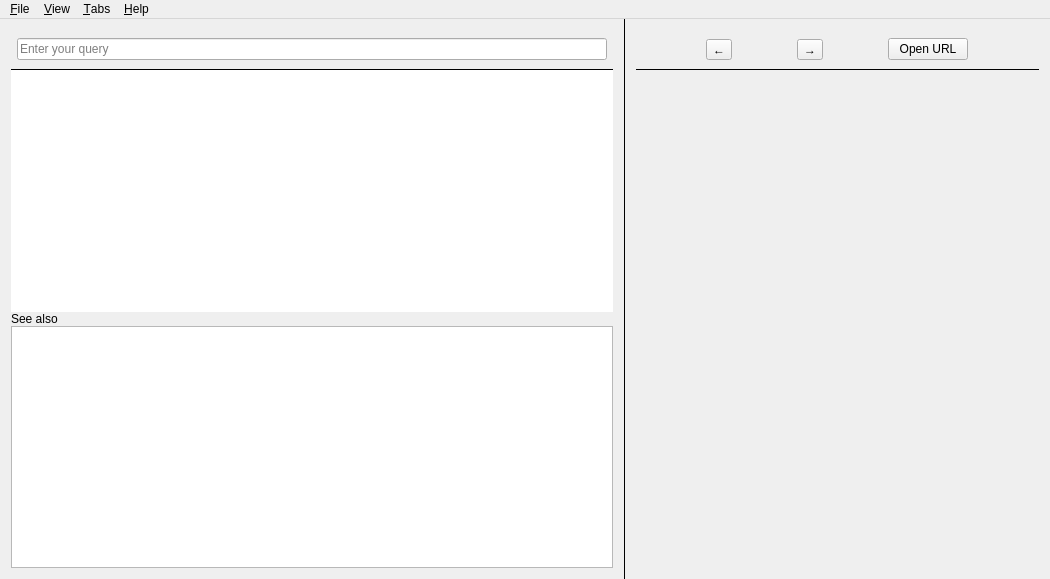
Old version of the form src/ui/forms/mainwindow.ui in the repository zealdocs/zeal.
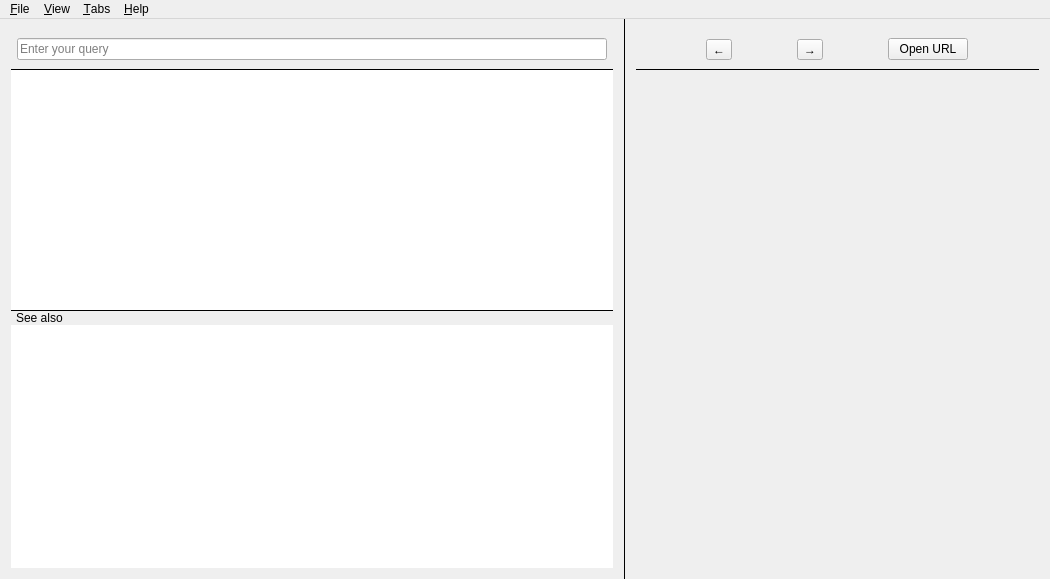
New version of the form. Custom widgets are drawn as their Qt base class.

Commit message: ui: Make section list resizable

The edit to the form file:
```diff
--- a/src/ui/forms/mainwindow.ui
+++ b/src/ui/forms/mainwindow.ui
@@ -53,7 +53,7 @@
        <number>1</number>
       </property>
       <widget class="QWidget" name="layoutWidget">
-       <layout class="QVBoxLayout" name="verticalLayout">
+       <layout class="QVBoxLayout" name="resultPane">
         <property name="spacing">
          <number>0</number>
         </property>
@@ -95,6 +95,16 @@
          </widget>
         </item>
         <item>
+         <widget class="QSplitter" name="sectionsSplitter">
+          <property name="lineWidth">
+           <number>5</number>
+          </property>
+          <property name="orientation">
+           <enum>Qt::Vertical</enum>
+          </property>
+          <property name="handleWidth">
+           <number>1</number>
+          </property>
          <widget class="QTreeView" name="treeView">
           <property name="frameShape">
            <enum>QFrame::NoFrame</enum>
@@ -109,9 +119,33 @@
            <bool>false</bool>
           </attribute>
          </widget>
-        </item>
+          <widget class="QFrame" name="resultSectionsPane">
+           <layout class="QVBoxLayout" name="verticalLayout">
+            <property name="spacing">
+             <number>0</number>
+            </property>
+            <property name="leftMargin">
+             <number>0</number>
+            </property>
+            <property name="topMargin">
+             <number>0</number>
+            </property>
+            <property name="rightMargin">
+             <number>0</number>
+            </property>
+            <property name="bottomMargin">
+             <number>0</number>
+            </property>
         <item>
          <widget class="QLabel" name="seeAlsoLabel">
+              <property name="font">
+               <font>
+                <pointsize>9</pointsize>
+               </font>
+              </property>
+              <property name="styleSheet">
+               <string notr="true">* { padding: 0 2px; }</string>
+              </property>
           <property name="text">
            <string>See also</string>
           </property>
@@ -122,9 +156,16 @@
         </item>
         <item>
          <widget class="QListView" name="sections">
+              <property name="frameShape">
+               <enum>QFrame::NoFrame</enum>
+              </property>
           <property name="horizontalScrollBarPolicy">
            <enum>Qt::ScrollBarAlwaysOff</enum>
           </property>
+             </widget>
+            </item>
+           </layout>
+          </widget>
          </widget>
         </item>
        </layout>
```
Lines whose indentation alone changed are shown as unchanged. The commit also changes 4 other files.
